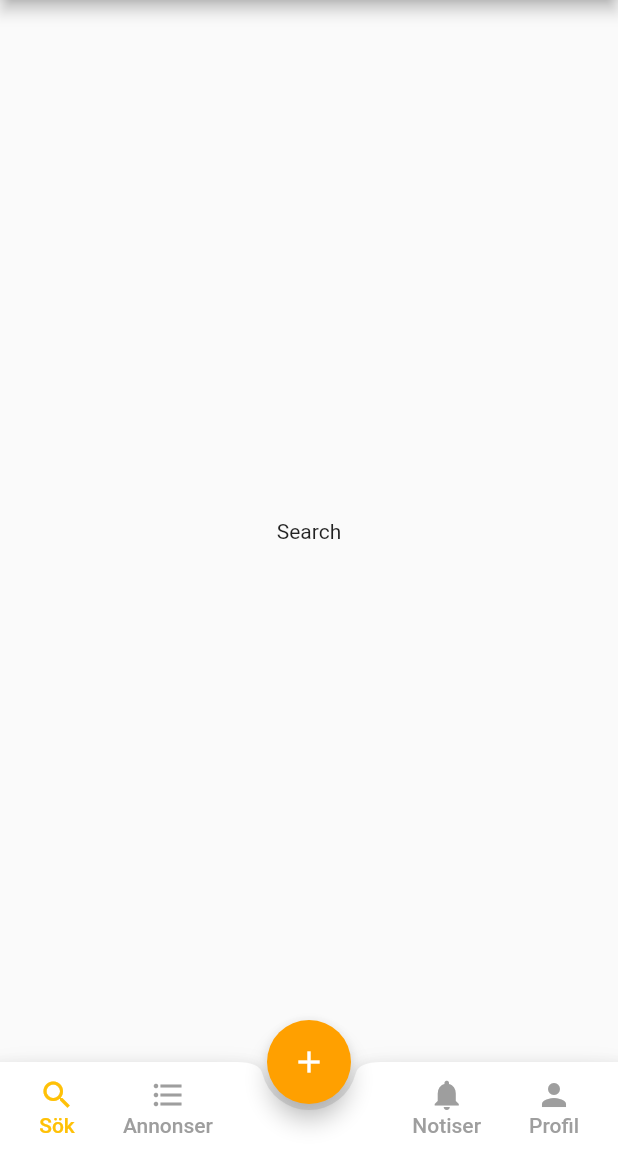
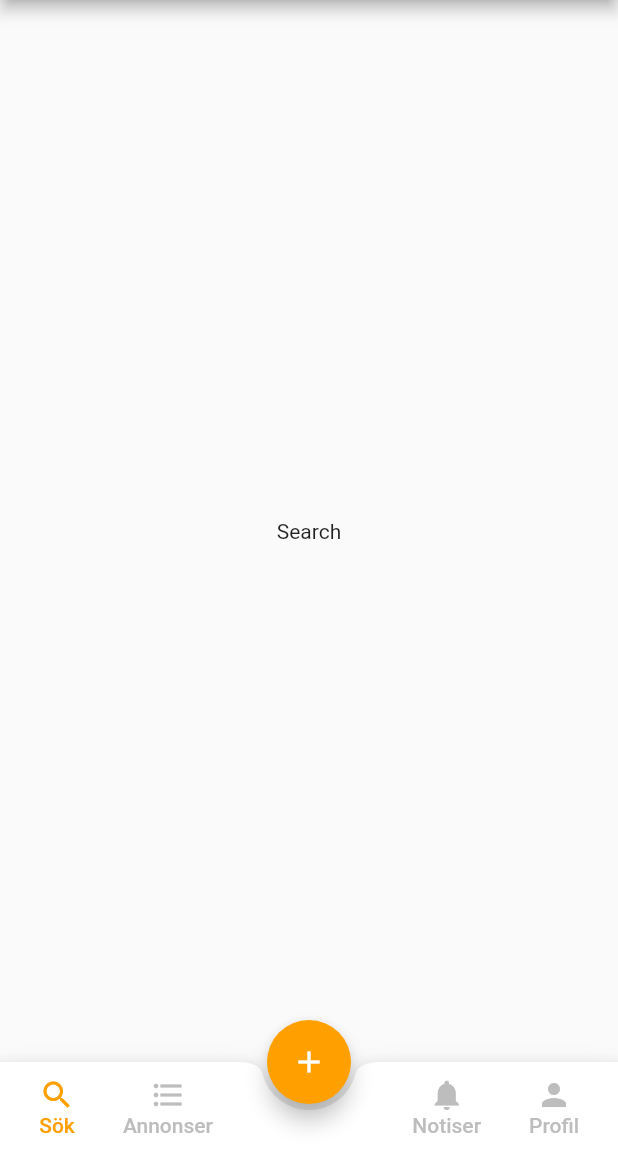
Before and after one commit to blomqvistandreas/BookIt, a Flutter app: the screen it shows after launch, on a phone screen of 412 x 824 dp, the part 84-1236 px from its top. Run offline on Flutter 3.47's test engine with Material 2 defaults, Android fonts, the phone set to English and light mode, and no system bars.

Commit message:
Added global colors & Refactor

```diff
--- a/lib/main.dart
+++ b/lib/main.dart
@@ -1,6 +1,7 @@
 import 'package:bookit_app/screens/home.dart';
-import 'package:flutter/material.dart';
+import 'package:flutter/material.dart' hide Colors;
 import 'package:flutter/services.dart';
+import 'package:bookit_app/styles/colors.dart';
 
 //TODO: Montserrat
 
@@ -17,12 +18,9 @@ class _MyAppState extends State<MyApp> {
     return MaterialApp(
       debugShowCheckedModeBanner: false,
       title: 'BookIt',
-      theme: ThemeData(primarySwatch: Colors.blue),
+      //theme: ThemeData(primarySwatch: Colors.blue),
       home: Scaffold(
-        appBar: AppBar(
-          title: Text('Book it'),
-          backgroundColor: Colors.amber[700],
-        ),
+        appBar: AppBar(title: Text('Book it'), backgroundColor: Colors.primary),
         body: Routes(),
       ),
     );
--- a/lib/screens/home.dart
+++ b/lib/screens/home.dart
@@ -3,7 +3,8 @@ import 'package:bookit_app/screens/createadvert.dart';
 import 'package:bookit_app/screens/notification.dart';
 import 'package:bookit_app/screens/profile.dart';
 import 'package:bookit_app/screens/search.dart';
-import 'package:flutter/material.dart';
+import 'package:flutter/material.dart' hide Colors;
+import 'package:bookit_app/styles/colors.dart';
 
 class Routes extends StatefulWidget {
   @override
@@ -32,18 +33,27 @@ class _RoutesState extends State<Routes> {
         child: currentScreen,
         bucket: bucket,
       ),
-      floatingActionButton: FloatingActionButton(
+      floatingActionButton: buildFloatingActionButton(),
+      floatingActionButtonLocation: FloatingActionButtonLocation.centerDocked,
+      bottomNavigationBar: buildBottomAppBar(),
+    );
+  }
+
+  FloatingActionButton buildFloatingActionButton() {
+    return FloatingActionButton(
       child: Icon(Icons.add),
-        backgroundColor: Colors.amber[700],
+      backgroundColor: Colors.primary,
       onPressed: () {
         setState(() {
           currentScreen = CreateAdvert();
           currentTab = 5;
         });
       },
-      ),
-      floatingActionButtonLocation: FloatingActionButtonLocation.centerDocked,
-      bottomNavigationBar: BottomAppBar(
+    );
+  }
+
+  BottomAppBar buildBottomAppBar() {
+    return BottomAppBar(
       shape: CircularNotchedRectangle(),
       child: Container(
         height: 60,
@@ -54,57 +64,9 @@ class _RoutesState extends State<Routes> {
               padding: EdgeInsets.only(left: 10),
               child: Row(
                 children: [
-                    //TODO: Extract these to one component...
-                    MaterialButton(
-                      minWidth: 40,
-                      onPressed: () {
-                        setState(() {
-                          currentScreen = SearchScreen();
-                          currentTab = 0;
-                        });
-                      },
-                      child: Column(
-                        mainAxisAlignment: MainAxisAlignment.center,
-                        children: [
-                          Icon(
-                            Icons.search,
-                            color: currentTab == 0 ? Colors.amber : Colors.grey,
-                          ),
-                          Text(
-                            'Sök',
-                            style: TextStyle(
-                                color: currentTab == 0
-                                    ? Colors.amber
-                                    : Colors.grey),
-                          )
-                        ],
-                      ),
-                    ),
-                    MaterialButton(
-                      minWidth: 40,
-                      onPressed: () {
-                        setState(() {
-                          currentScreen = AdvertScreen();
-                          currentTab = 1;
-                        });
-                      },
-                      child: Column(
-                        mainAxisAlignment: MainAxisAlignment.center,
-                        children: [
-                          Icon(
-                            Icons.format_list_bulleted,
-                            color: currentTab == 1 ? Colors.amber : Colors.grey,
-                          ),
-                          Text(
-                            'Annonser',
-                            style: TextStyle(
-                                color: currentTab == 1
-                                    ? Colors.amber
-                                    : Colors.grey),
-                          )
-                        ],
-                      ),
-                    )
+                  buildMaterialButton("Sök", Icons.search, 0, SearchScreen()),
+                  buildMaterialButton("Annonser", Icons.format_list_bulleted, 1,
+                      AdvertScreen()),
                 ],
               ),
             ),
@@ -112,63 +74,42 @@ class _RoutesState extends State<Routes> {
               padding: EdgeInsets.only(right: 10),
               child: Row(
                 children: [
-                    //TODO: Extract these to one component...
-                    MaterialButton(
+                  buildMaterialButton(
+                      "Notiser", Icons.notifications, 2, NotificationScreen()),
+                  buildMaterialButton(
+                      "Profil", Icons.person, 3, ProfileScreen()),
+                ],
+              ),
+            )
+          ],
+        ),
+      ),
+    );
+  }
+
+  MaterialButton buildMaterialButton(title, icon, currentTabNum, destination) {
+    return MaterialButton(
       minWidth: 40,
       onPressed: () {
         setState(() {
-                          currentScreen = NotificationScreen();
-                          currentTab = 2;
+          currentScreen = destination;
+          currentTab = currentTabNum;
         });
       },
       child: Column(
         mainAxisAlignment: MainAxisAlignment.center,
         children: [
           Icon(
-                            Icons.notifications,
-                            color: currentTab == 2 ? Colors.amber : Colors.grey,
+            icon,
+            color: currentTab == currentTabNum ? Colors.primary : Colors.grey,
           ),
           Text(
-                            'Notiser',
+            title,
             style: TextStyle(
-                                color: currentTab == 2
-                                    ? Colors.amber
-                                    : Colors.grey),
+                color:
+                    currentTab == currentTabNum ? Colors.primary : Colors.grey),
           )
         ],
-                      ),
-                    ),
-                    MaterialButton(
-                      minWidth: 40,
-                      onPressed: () {
-                        setState(() {
-                          currentScreen = ProfileScreen();
-                          currentTab = 3;
-                        });
-                      },
-                      child: Column(
-                        mainAxisAlignment: MainAxisAlignment.center,
-                        children: [
-                          Icon(
-                            Icons.person,
-                            color: currentTab == 3 ? Colors.amber : Colors.grey,
-                          ),
-                          Text(
-                            'Profil',
-                            style: TextStyle(
-                                color: currentTab == 3
-                                    ? Colors.amber
-                                    : Colors.grey),
-                          )
-                        ],
-                      ),
-                    )
-                  ],
-                ),
-              )
-            ],
-          ),
-        ),
       ),
     );
   }
--- /dev/null
+++ b/lib/styles/colors.dart
@@ -0,0 +1,8 @@
+import 'package:flutter/material.dart';
+
+class Colors {
+  static const Color transparent = const Color(0x000000);
+  static const Color primary = const Color(0xffFFA000);
+  static const Color secondary = const Color(0xffFFC107);
+  static const Color grey = const Color(0xffBDBDBD);
+}
```
Lines whose indentation alone changed are shown as unchanged.
